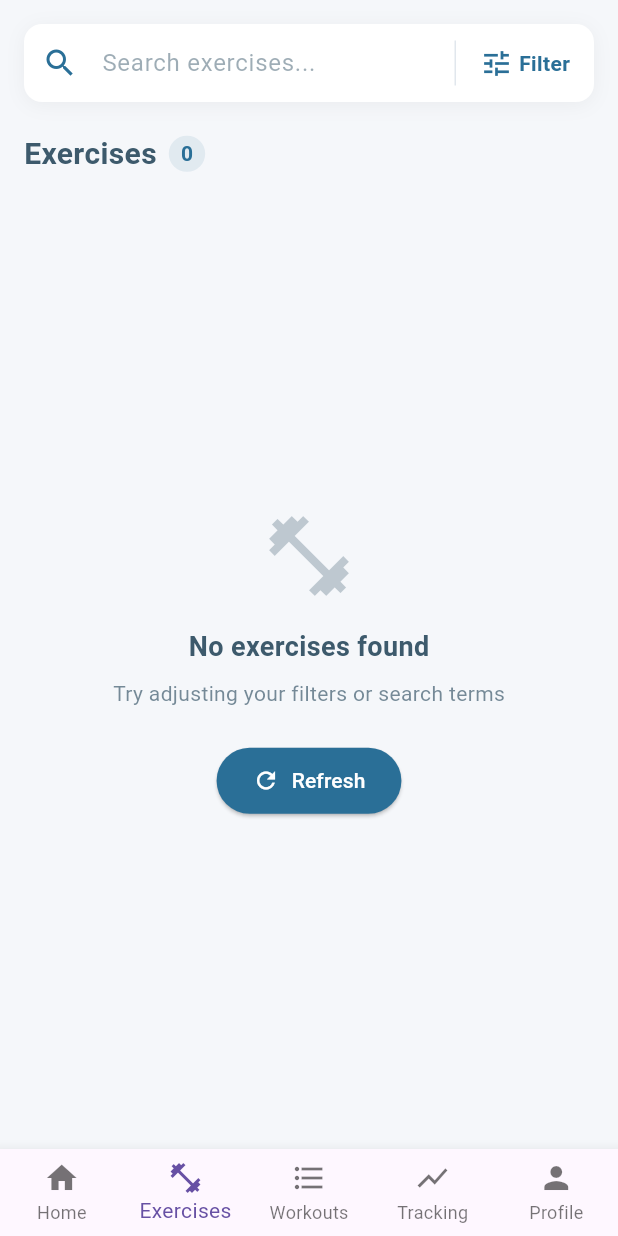
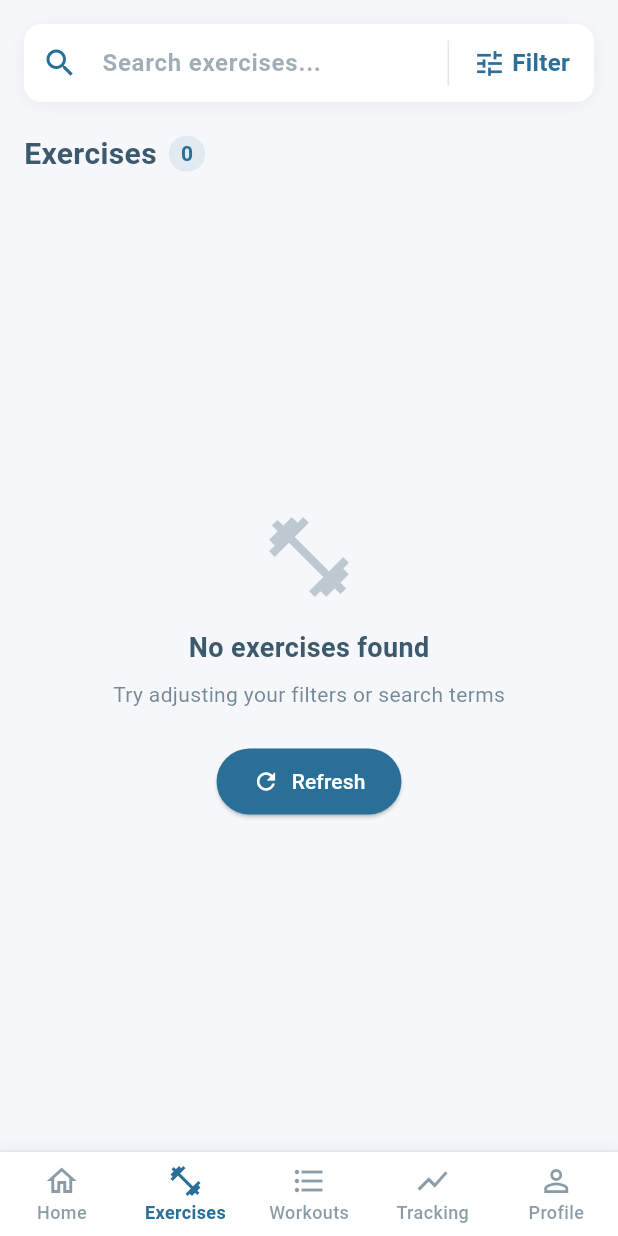
Before and after one commit to jxc03/fitnessMobile, a Flutter app: the screen it shows once a user with an empty profile is signed in, after a tap on "Exercises", on a phone screen of 412 x 824 dp. Run offline on Flutter 3.47's test engine with Material 3 defaults, Android fonts, the phone set to English and light mode, and no system bars; our stand-ins replace cloud_firestore, firebase_auth, firebase_core, firebase_storage, fl_chart, image_picker; accounts and stored records are empty.

Commit message:
Using app theme and updating the home screen UI and the top and bottom bar

```diff
--- a/fitness/lib/main.dart
+++ b/fitness/lib/main.dart
@@ -29,6 +29,20 @@ void main() async {
   runApp(const MainApp());
 }
 
+class AppColors {
+  // Private constructor to prevent instantiation
+  AppColors._();
+
+  // Colour palette for the whole app
+  static const Color primaryColor = Color(0xFF2A6F97); // Deep blue - primary accent
+  static const Color secondaryColor = Color(0xFF61A0AF); // Teal blue - secondary accent
+  static const Color accentGreen = Color(0xFF4C956C); // Forest green - energy and growth
+  static const Color accentTeal = Color(0xFF2F6D80); // Deep teal - calm and trust
+  static const Color neutralDark = Color(0xFF3D5A6C); // Dark slate - professional text
+  static const Color neutralLight = Color(0xFFF5F7FA); // Light gray - backgrounds
+  static const Color neutralMid = Color(0xFFE1E7ED); // Mid gray - dividers, borders
+}
+
 class MainApp extends StatelessWidget {
   const MainApp({super.key});
 
@@ -38,9 +52,81 @@ class MainApp extends StatelessWidget {
       title: 'Fitness App',
       debugShowCheckedModeBanner: false,
       theme: ThemeData(
-        primarySwatch: Colors.blue,
+        // Use Material 3
+        useMaterial3: true,
+
+        // Primary color and generate colour scheme from it
+        colorScheme: ColorScheme.fromSeed(
+          seedColor: AppColors.primaryColor,
+          primary: AppColors.primaryColor,
+          secondary: AppColors.secondaryColor,
+          tertiary: AppColors.accentGreen,
+          surface: AppColors.neutralLight,
+        ),
+
+        // AppBar theme
+        appBarTheme: const AppBarTheme(
+          backgroundColor: AppColors.primaryColor,
+          foregroundColor: Colors.white,
+          elevation: 0,
+          titleTextStyle: TextStyle(
+            fontWeight: FontWeight.bold,
+            fontSize: 20,
+            color: Colors.white, // Explicitly set title text color to white
+          ),
+        ),
+
+        // Text theme
+        textTheme: const TextTheme(
+          titleLarge: TextStyle(
+            fontSize: 22,
+            fontWeight: FontWeight.bold,
+            color: AppColors.neutralDark,
+          ),
+          titleMedium: TextStyle(
+            fontSize: 18,
+            fontWeight: FontWeight.bold,
+            color: AppColors.neutralDark,
+          ),
+          bodyLarge: TextStyle(
+            fontSize: 16,
+            fontWeight: FontWeight.w600,
+            color: AppColors.neutralDark,
+          ),
+          bodyMedium: TextStyle(
+            fontSize: 16,
+            color: AppColors.neutralDark,
+          ),
+        ),
+
+        // Card theme
+        cardTheme: CardTheme(
+          elevation: 0,
+          color: Colors.white,
+          shape: RoundedRectangleBorder(
+            borderRadius: BorderRadius.circular(12),
+            side: BorderSide(color: AppColors.neutralMid, width: 1),
+          ),
+        ),
+
+        // BottomNavigationBar theme
+        bottomNavigationBarTheme: const BottomNavigationBarThemeData(
+          type: BottomNavigationBarType.fixed,
+          backgroundColor: Colors.white,
+          selectedItemColor: AppColors.primaryColor,
+          unselectedItemColor: Color(0x993D5A6C), // neutralDark with 60% opacity
+          selectedLabelStyle: TextStyle(
+            fontWeight: FontWeight.w600,
+            fontSize: 12,
+          ),
+          unselectedLabelStyle: TextStyle(
+            fontWeight: FontWeight.w500,
+            fontSize: 12,
+          ),
+          elevation: 0,
+        ),
+
         visualDensity: VisualDensity.adaptivePlatformDensity,
-        useMaterial3: true,
       ),
       home: const AuthWrapper(),
       routes: {
@@ -56,7 +142,7 @@ class MainApp extends StatelessWidget {
         '/workout-progress': (context) => const WorkoutProgressScreen(),
         '/tracking': (context) => const TrackingScreen(),
       },
-      // Use onGenerateRoute for routes with parameters
+      // onGenerateRoute for routes with parameters
       onGenerateRoute: (settings) {
         if (settings.name == '/exercise-detail') {
           final exercise = settings.arguments as Map<String, dynamic>;
@@ -80,18 +166,17 @@ class AuthWrapper extends StatelessWidget {
     return StreamBuilder<User?>(
       stream: authService.authStateChanges,
       builder: (context, snapshot) {
-        // If the snapshot has user data, then they're already signed in
+        // If the snapshot has user data, then theyre already signed in
         if (snapshot.hasData) {
           return const MainNavigationScreen();
         }
 
-        // Otherwise, they're not signed in
+        // Otherwise, theyre not signed in
         return const WelcomeScreen();
       },
     );
   }
 }
-
 
 class MainNavigationScreen extends StatefulWidget {
   const MainNavigationScreen({super.key});
@@ -103,79 +188,129 @@ class MainNavigationScreen extends StatefulWidget {
 class _MainNavigationScreenState extends State<MainNavigationScreen> {
   int _currentIndex = 0;
 
+  // To change tabs that can be called from child widgets
+  void changeTab(int index) {
+    setState(() {
+      _currentIndex = index;
+    });
+  }
+
   // List of screens for bottom navigation
-  final List<Widget> _screens = [
-    const HomeScreen(),
+  late final List<Widget> _screens;
+
+  @override
+  void initState() {
+    super.initState();
+    // Initialise screens with the navigation callback
+    _screens = [
+      HomeScreen(onNavigate: changeTab),
       const ExercisesScreen(),
       const WorkoutPlansScreen(),
       const TrackingScreen(),
       const ProfileScreen(),
     ];
+  }
 
   @override
   Widget build(BuildContext context) {
     return Scaffold(
       body: _screens[_currentIndex],
-      bottomNavigationBar: BottomNavigationBar(
+      bottomNavigationBar: Container(
+        decoration: BoxDecoration(
+          color: Colors.white,
+          boxShadow: [
+            BoxShadow(
+              color: Colors.black.withValues(alpha: 0.05),
+              blurRadius: 10,
+              offset: const Offset(0, -2),
+            ),
+          ],
+          border: Border(
+            top: BorderSide(
+              color: AppColors.neutralMid,
+              width: 1,
+            ),
+          ),
+        ),
+        child: BottomNavigationBar(
           currentIndex: _currentIndex,
-        type: BottomNavigationBarType.fixed,
-        onTap: (index) {
-          setState(() {
-            _currentIndex = index;
-          });
-        },
+          onTap: changeTab,
           items: const [
             BottomNavigationBarItem(
-            icon: Icon(Icons.home),
+              icon: Icon(Icons.home_outlined),
+              activeIcon: Icon(Icons.home),
               label: 'Home',
             ),
             BottomNavigationBarItem(
-            icon: Icon(Icons.fitness_center),
+              icon: Icon(Icons.fitness_center_outlined),
+              activeIcon: Icon(Icons.fitness_center),
               label: 'Exercises',
             ),
             BottomNavigationBarItem(
-            icon: Icon(Icons.format_list_bulleted),
+              icon: Icon(Icons.format_list_bulleted_outlined),
+              activeIcon: Icon(Icons.format_list_bulleted),
               label: 'Workouts',
             ),
             BottomNavigationBarItem(
-            icon: Icon(Icons.show_chart),
+              icon: Icon(Icons.show_chart_outlined),
+              activeIcon: Icon(Icons.show_chart),
               label: 'Tracking',
             ),
             BottomNavigationBarItem(
-          icon: Icon(Icons.person),
+              icon: Icon(Icons.person_outline),
+              activeIcon: Icon(Icons.person),
               label: 'Profile',
             ),
           ],
+        ),
       ),
     );
   }
 }
 
 class HomeScreen extends StatelessWidget {
-  const HomeScreen({super.key});
+  // Callback function for navigation
+  final Function(int)? onNavigate;
+
+  const HomeScreen({super.key, this.onNavigate});
 
   @override
   Widget build(BuildContext context) {
     final authService = AuthService();
     final user = authService.currentUser;
 
+    // Accessing theme colors and text styles
+    final theme = Theme.of(context);
+    final textTheme = theme.textTheme;
+
     return Scaffold(
+      backgroundColor: AppColors.neutralLight,
       appBar: AppBar(
         title: const Text('Fitness App'),
       ),
       body: SingleChildScrollView(
-        child: Padding(
-          padding: const EdgeInsets.all(16.0),
         child: Column(
           crossAxisAlignment: CrossAxisAlignment.start,
           children: [
-              // Welcome section
-              Center(
+            // Welcome banner section
+            Container(
+              width: double.infinity,
+              padding: const EdgeInsets.all(24.0),
+              decoration: BoxDecoration(
+                color: Colors.white,
+                boxShadow: [
+                  BoxShadow(
+                    color: Colors.black.withValues(alpha: 0.05),
+                    blurRadius: 4,
+                    offset: const Offset(0, 2),
+                  ),
+                ],
+              ),
               child: Column(
                 children: [
-                    const Text(
+                  Text(
                     'Welcome to your Fitness Journey!',
-                      style: TextStyle(fontSize: 20, fontWeight: FontWeight.bold),
+                    style: textTheme.titleLarge,
                     textAlign: TextAlign.center,
                   ),
                   const SizedBox(height: 8),
@@ -184,18 +319,26 @@ class HomeScreen extends StatelessWidget {
                   if (user != null && user.displayName != null)
                     Text(
                       'Hello, ${user.displayName}!',
-                        style: const TextStyle(fontSize: 18),
+                      style: TextStyle(
+                        fontSize: 18,
+                        color: AppColors.neutralDark.withValues(alpha: 0.8),
+                      ),
                       textAlign: TextAlign.center,
                     ),
                 ],
               ),
             ),
-              const SizedBox(height: 32),
 
+            // Main content with padding
+            Padding(
+              padding: const EdgeInsets.all(16.0),
+              child: Column(
+                crossAxisAlignment: CrossAxisAlignment.start,
+                children: [
                   // Quick access section
-              const Text(
+                  Text(
                     'Quick Access',
-                style: TextStyle(fontSize: 18, fontWeight: FontWeight.bold),
+                    style: textTheme.titleMedium,
                   ),
                   const SizedBox(height: 16),
 
@@ -208,14 +351,9 @@ class HomeScreen extends StatelessWidget {
                           context,
                           icon: Icons.fitness_center,
                           title: 'Exercises',
-                      color: Colors.blue.shade100,
-                      onTap: () {
-                        (context.findAncestorStateOfType<_MainNavigationScreenState>())
-                            ?.setState(() {
-                          (context.findAncestorStateOfType<_MainNavigationScreenState>())
-                              ?._currentIndex = 1;
-                        });
-                      },
+                          color: AppColors.primaryColor.withValues(alpha: 0.1),
+                          iconColor: AppColors.primaryColor,
+                          onTap: () => onNavigate?.call(1),
                         ),
                       ),
                       const SizedBox(width: 12),
@@ -226,14 +364,9 @@ class HomeScreen extends StatelessWidget {
                           context,
                           icon: Icons.format_list_bulleted,
                           title: 'Workout Plans',
-                      color: Colors.green.shade100,
-                      onTap: () {
-                        (context.findAncestorStateOfType<_MainNavigationScreenState>())
-                            ?.setState(() {
-                          (context.findAncestorStateOfType<_MainNavigationScreenState>())
-                              ?._currentIndex = 2;
-                        });
-                      },
+                          color: AppColors.accentGreen.withValues(alpha: 0.1),
+                          iconColor: AppColors.accentGreen,
+                          onTap: () => onNavigate?.call(2),
                         ),
                       ),
                     ],
@@ -242,9 +375,9 @@ class HomeScreen extends StatelessWidget {
                   const SizedBox(height: 32),
 
                   // Workout Tracking section
-              const Text(
+                  Text(
                     'Workout Tracking',
-                style: TextStyle(fontSize: 18, fontWeight: FontWeight.bold),
+                    style: textTheme.titleMedium,
                   ),
                   const SizedBox(height: 16),
 
@@ -253,52 +386,49 @@ class HomeScreen extends StatelessWidget {
                     context,
                     icon: Icons.show_chart,
                     title: 'Track Your Progress',
-                color: Colors.purple.shade100,
+                    color: AppColors.secondaryColor.withValues(alpha: 0.1),
+                    iconColor: AppColors.secondaryColor,
                     isFullWidth: true,
-                onTap: () {
-                  (context.findAncestorStateOfType<_MainNavigationScreenState>())
-                      ?.setState(() {
-                    (context.findAncestorStateOfType<_MainNavigationScreenState>())
-                        ?._currentIndex = 3; // Index for Tracking tab
-                  });
-                },
+                    onTap: () => onNavigate?.call(3),
                   ),
                   const SizedBox(height: 32),
 
                   // Profile section
+                  Text(
+                    'Your Account',
+                    style: textTheme.titleMedium,
+                  ),
+                  const SizedBox(height: 16),
+
                   _buildFeatureCard(
                     context,
                     icon: Icons.person,
                     title: 'My Profile',
-                color: Colors.grey.shade100,
+                    color: AppColors.accentTeal.withValues(alpha: 0.1),
+                    iconColor: AppColors.accentTeal,
                     isFullWidth: true,
-                onTap: () {
-                  (context.findAncestorStateOfType<_MainNavigationScreenState>())
-                      ?.setState(() {
-                    (context.findAncestorStateOfType<_MainNavigationScreenState>())
-                        ?._currentIndex = 4;
-                  });
-                },
+                    onTap: () => onNavigate?.call(4),
                   ),
                 ],
               ),
+            ),
+          ],
         ),
       ),
     );
   }
 
-  Widget _buildFeatureCard(BuildContext context, {
+  Widget _buildFeatureCard(
+    BuildContext context, {
     required IconData icon,
     required String title,
     required Color color,
+    required Color iconColor,
     required VoidCallback onTap,
     bool isFullWidth = false,
     }
-  )
-  {
+  ) {
     return Card(
-    elevation: 2,
-    color: color,
       child: InkWell(
         onTap: onTap,
         borderRadius: BorderRadius.circular(12),
@@ -309,18 +439,30 @@ class HomeScreen extends StatelessWidget {
               ? MainAxisAlignment.start
               : MainAxisAlignment.center,
             children: [
-            Icon(icon, size: 28),
+              Container(
+                padding: const EdgeInsets.all(10),
+                decoration: BoxDecoration(
+                  color: color,
+                  shape: BoxShape.circle,
+                ),
+                child: Icon(
+                  icon,
+                  size: 24,
+                  color: iconColor,
+                ),
+              ),
               const SizedBox(width: 12),
               Text(
                 title,
-              style: const TextStyle(
-                fontSize: 16,
-                fontWeight: FontWeight.bold,
-              ),
+                style: Theme.of(context).textTheme.bodyLarge,
               ),
               if (isFullWidth) ...[
                 const Spacer(),
-              const Icon(Icons.arrow_forward_ios, size: 16),
+                Icon(
+                  Icons.arrow_forward_ios,
+                  size: 16,
+                  color: AppColors.neutralDark.withValues(alpha: 0.6),
+                ),
               ],
             ],
           ),
```
Lines whose indentation alone changed are shown as unchanged.
